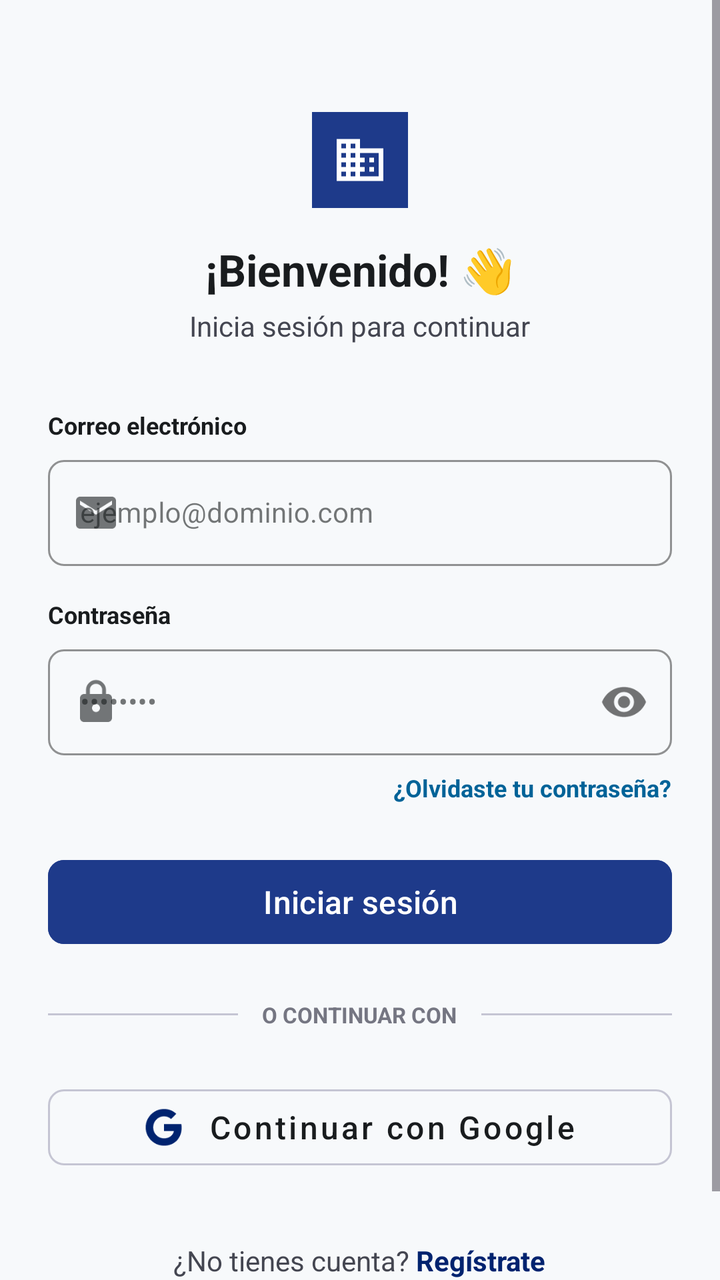
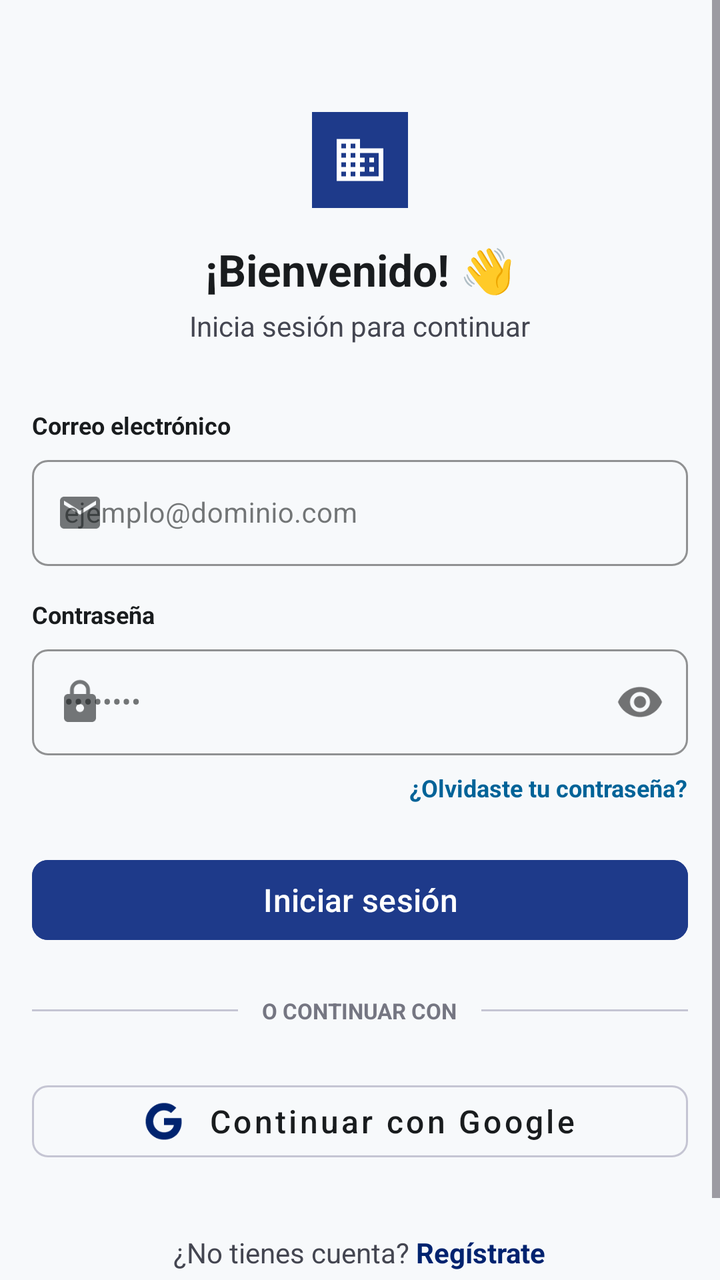

Compare the two renders of this Android layout. The source of the first and the diff that turns it into the second are given below.
<!-- AndroidManifest.xml: application theme Theme.MaquetaGestia -->
<!-- res/layout/activity_frm_login.xml -->
<?xml version="1.0" encoding="utf-8"?>
<ScrollView xmlns:android="http://schemas.android.com/apk/res/android"
    xmlns:app="http://schemas.android.com/apk/res-auto"
    xmlns:tools="http://schemas.android.com/tools"
    android:id="@+id/main"
    android:layout_width="match_parent"
    android:layout_height="match_parent"
    android:background="@color/background"
    android:fillViewport="true"
    tools:context=".vista.frm_login">

  <LinearLayout
      android:layout_width="match_parent"
      android:layout_height="wrap_content"
      android:gravity="center_horizontal"
      android:orientation="vertical"
      android:padding="24dp">

    
    <LinearLayout
        android:layout_width="48dp"
        android:layout_height="48dp"
        android:layout_marginTop="32dp"
        android:background="@color/primary_container"
        android:gravity="center">

      <ImageView
          android:layout_width="28dp"
          android:layout_height="28dp"
          android:contentDescription="Icono Dominio"
          android:src="@drawable/ic_domain"
          app:tint="@color/on_primary" />
    </LinearLayout>

    <TextView
        android:layout_width="wrap_content"
        android:layout_height="wrap_content"
        android:layout_marginTop="16dp"
        android:text="¡Bienvenido! 👋"
        android:textColor="@color/on_surface"
        android:textSize="22sp"
        android:textStyle="bold" />

    <TextView
        android:layout_width="wrap_content"
        android:layout_height="wrap_content"
        android:layout_marginTop="4dp"
        android:text="Inicia sesión para continuar"
        android:textColor="@color/on_surface_variant"
        android:textSize="14sp" />

    
    <LinearLayout
        android:layout_width="match_parent"
        android:layout_height="wrap_content"
        android:layout_marginTop="32dp"
        android:orientation="vertical">

      
      <TextView
          android:layout_width="wrap_content"
          android:layout_height="wrap_content"
          android:layout_marginBottom="4dp"
          android:text="Correo electrónico"
          android:textColor="@color/on_surface"
          android:textSize="12sp"
          android:textStyle="bold" />

      <com.google.android.material.textfield.TextInputLayout
          android:id="@+id/tilEmail"
          style="@style/Widget.MaterialComponents.TextInputLayout.OutlinedBox"
          android:layout_width="match_parent"
          android:layout_height="wrap_content"
          app:boxCornerRadiusBottomEnd="8dp"
          app:boxCornerRadiusBottomStart="8dp"
          app:boxCornerRadiusTopEnd="8dp"
          app:boxCornerRadiusTopStart="8dp"
          app:boxStrokeColor="@color/primary"
          app:startIconDrawable="@drawable/ic_mail">

        <com.google.android.material.textfield.TextInputEditText
            android:id="@+id/txtEmail"
            android:layout_width="match_parent"
            android:layout_height="wrap_content"
            android:hint="ejemplo@dominio.com"
            android:inputType="textEmailAddress"
            android:textColor="@color/on_surface"
            android:textSize="14sp" />
      </com.google.android.material.textfield.TextInputLayout>

      
      <TextView
          android:layout_width="wrap_content"
          android:layout_height="wrap_content"
          android:layout_marginTop="16dp"
          android:layout_marginBottom="4dp"
          android:text="Contraseña"
          android:textColor="@color/on_surface"
          android:textSize="12sp"
          android:textStyle="bold" />

      <com.google.android.material.textfield.TextInputLayout
          android:id="@+id/tilPassword"
          style="@style/Widget.MaterialComponents.TextInputLayout.OutlinedBox"
          android:layout_width="match_parent"
          android:layout_height="wrap_content"
          app:boxCornerRadiusBottomEnd="8dp"
          app:boxCornerRadiusBottomStart="8dp"
          app:boxCornerRadiusTopEnd="8dp"
          app:boxCornerRadiusTopStart="8dp"
          app:boxStrokeColor="@color/primary"
          app:passwordToggleEnabled="true"
          app:startIconDrawable="@drawable/ic_lock">

        <com.google.android.material.textfield.TextInputEditText
            android:id="@+id/txtContrasena"
            android:layout_width="match_parent"
            android:layout_height="wrap_content"
            android:hint="••••••••"
            android:inputType="textPassword"
            android:textColor="@color/on_surface"
            android:textSize="14sp" />
      </com.google.android.material.textfield.TextInputLayout>

      
      <TextView
          android:id="@+id/tvForgotPassword"
          android:layout_width="wrap_content"
          android:layout_height="wrap_content"
          android:layout_gravity="end"
          android:layout_marginTop="8dp"
          android:onClick="recuperarContrasena"
          android:text="¿Olvidaste tu contraseña?"
          android:textColor="@color/secondary"
          android:textSize="12sp"
          android:textStyle="bold" />

      
      <com.google.android.material.button.MaterialButton
          android:id="@+id/btnLogin"
          android:layout_width="match_parent"
          android:layout_height="50dp"
          android:layout_marginTop="24dp"
          android:backgroundTint="@color/primary_container"
          android:onClick="iniciarSesion"
          android:text="Iniciar sesión"
          android:textAllCaps="false"
          android:textColor="@color/on_primary"
          android:textSize="16sp"
          app:cornerRadius="8dp" />

    </LinearLayout>

    <LinearLayout
        android:layout_width="match_parent"
        android:layout_height="wrap_content"
        android:layout_marginTop="24dp"
        android:gravity="center_vertical"
        android:orientation="horizontal">

      <View
          android:layout_width="0dp"
          android:layout_height="1dp"
          android:layout_weight="1"
          android:background="@color/outline_variant" />

      <TextView
          android:layout_width="wrap_content"
          android:layout_height="wrap_content"
          android:layout_marginStart="12dp"
          android:layout_marginEnd="12dp"
          android:text="O CONTINUAR CON"
          android:textColor="@color/outline"
          android:textSize="11sp"
          android:textStyle="bold" />

      <View
          android:layout_width="0dp"
          android:layout_height="1dp"
          android:layout_weight="1"
          android:background="@color/outline_variant" />
    </LinearLayout>

    
    <com.google.android.material.button.MaterialButton
        android:id="@+id/btnGoogle"
        style="@style/Widget.MaterialComponents.Button.OutlinedButton"
        android:layout_width="match_parent"
        android:layout_height="50dp"
        android:layout_marginTop="24dp"
        android:onClick="iniciarConGoogle"
        android:text="Continuar con Google"
        android:textAllCaps="false"
        android:textColor="@color/on_surface"
        android:textSize="16sp"
        app:cornerRadius="8dp"
        app:icon="@drawable/ic_google"
        app:iconGravity="textStart"
        app:iconPadding="12dp"
        app:iconSize="20dp"
        app:strokeColor="@color/outline_variant" />

    
    <LinearLayout
        android:layout_width="wrap_content"
        android:layout_height="wrap_content"
        android:layout_marginTop="32dp"
        android:layout_marginBottom="24dp"
        android:orientation="horizontal">

      <TextView
          android:layout_width="wrap_content"
          android:layout_height="wrap_content"
          android:text="¿No tienes cuenta? "
          android:textColor="@color/on_surface_variant"
          android:textSize="14sp" />

      <TextView
          android:id="@+id/tvRegister"
          android:layout_width="wrap_content"
          android:layout_height="wrap_content"
          android:onClick="Registro"
          android:text="Regístrate"
          android:textColor="@color/primary"
          android:textSize="14sp"
          android:textStyle="bold" />
    </LinearLayout>

  </LinearLayout>
</ScrollView>
<!-- resources referenced by this layout -->
<resources>
  <color name="background">#F7F9FB</color>
  <color name="on_primary">#FFFFFF</color>
  <color name="on_surface">#191C1E</color>
  <color name="on_surface_variant">#444651</color>
  <color name="outline">#757682</color>
  <color name="outline_variant">#C5C5D3</color>
  <color name="primary">#00236F</color>
  <color name="primary_container">#1E3A8A</color>
  <color name="secondary">#006398</color>
  <!-- drawable ic_domain (drawable) -->
  <vector xmlns:android="http://schemas.android.com/apk/res/android"
      android:width="24dp"
      android:height="24dp"
      android:viewportWidth="24"
      android:viewportHeight="24">
      <path
          android:fillColor="@color/on_primary"
          android:pathData="M12,7V3H2v18h20V7H12zM6,19H4v-2h2V19zM6,15H4v-2h2V15zM6,11H4V9h2V11zM6,7H4V5h2V7zM10,19H8v-2h2V19zM10,15H8v-2h2V15zM10,11H8V9h2V11zM10,7H8V5h2V7zM20,19h-8v-2h2v-2h-2v-2h2v-2h-2V9h8V19zM18,11h-2v2h2V11zM18,15h-2v2h2V15z"/>
  </vector>
  <!-- drawable ic_google (drawable) -->
  <vector xmlns:android="http://schemas.android.com/apk/res/android"
      android:width="24dp"
      android:height="24dp"
      android:viewportWidth="24"
      android:viewportHeight="24">
      <path
          android:fillColor="#4285F4"
          android:pathData="M22.56,12.25c0,-0.78 -0.07,-1.53 -0.2,-2.25H12v4.26h5.92c-0.26,1.37 -1.04,2.53 -2.21,3.31v2.77h3.57c2.08,-1.92 3.28,-4.74 3.28,-8.09z"/>
      <path
          android:fillColor="#34A853"
          android:pathData="M12,23c2.97,0 5.46,-0.98 7.28,-2.66l-3.57,-2.77c-0.98,0.66 -2.23,1.06 -3.71,1.06 -2.86,0 -5.29,-1.93 -6.16,-4.53H2.18v2.84C3.99,20.53 7.7,23 12,23z"/>
      <path
          android:fillColor="#FBBC05"
          android:pathData="M5.84,14.09c-0.22,-0.66 -0.35,-1.36 -0.35,-2.09s0.13,-1.43 0.35,-2.09V7.07H2.18C1.43,8.55 1,10.22 1,12s0.43,3.45 1.18,4.93l2.85,-2.22 0.81,-0.62z"/>
      <path
          android:fillColor="#EA4335"
          android:pathData="M12,5.38c1.62,0 3.06,0.56 4.21,1.64l3.15,-3.15C17.45,2.09 14.97,1 12,1 7.7,1 3.99,3.47 2.18,7.07l3.66,2.84c0.87,-2.6 3.3,-4.53 6.16,-4.53z"/>
  </vector>
  <!-- drawable ic_lock (drawable) -->
  <vector xmlns:android="http://schemas.android.com/apk/res/android"
      android:width="24dp"
      android:height="24dp"
      android:viewportWidth="24"
      android:viewportHeight="24">
      <path
          android:fillColor="@color/outline"
          android:pathData="M18,8h-1V6c0,-2.76 -2.24,-5 -5,-5S7,3.24 7,6v2H6c-1.1,0 -2,0.9 -2,2v10c0,1.1 0.9,2 2,2h12c1.1,0 2,-0.9 2,-2V10C20,8.9 19.1,8 18,8zM12,17c-1.1,0 -2,-0.9 -2,-2s0.9,-2 2,-2 2,0.9 2,2 -0.9,2 -2,2zM15.1,8H8.9V6c0,-1.71 1.39,-3.1 3.1,-3.1 1.71,0 3.1,1.39 3.1,3.1v2z"/>
  </vector>
  <!-- drawable ic_mail (drawable) -->
  <vector xmlns:android="http://schemas.android.com/apk/res/android"
      android:width="24dp"
      android:height="24dp"
      android:viewportWidth="24"
      android:viewportHeight="24">
      <path
          android:fillColor="@color/outline"
          android:pathData="M20,4H4C2.9,4 2,4.9 2,6v12c0,1.1 0.9,2 2,2h16c1.1,0 2,-0.9 2,-2V6C22,4.9 21.1,4 20,4zM20,8l-8,5L4,8V6l8,5 8,-5V8z"/>
  </vector>
  <style name="Theme.MaquetaGestia" parent="Base.Theme.MaquetaGestia" />
  <color name="on_primary_container">#90A8FF</color>
  <color name="on_secondary">#FFFFFF</color>
  <color name="secondary_container">#5BB8FE</color>
  <color name="surface">#F7F9FB</color>
  <color name="error">#BA1A1A</color>
  <color name="error_container">#FFDAD6</color>
  <color name="on_error">#FFFFFF</color>
  <!-- unchanged entries left out for length: 1 -->
</resources>

<!-- the commit's change to res/layout/activity_frm_login.xml (unified diff, before → after) -->
@@ -14,7 +14,8 @@
       android:layout_height="wrap_content"
       android:gravity="center_horizontal"
       android:orientation="vertical"
-      android:padding="24dp">
+      android:paddingHorizontal="16dp"
+      android:paddingVertical="24dp">
 
     
     <LinearLayout
@@ -139,9 +140,10 @@
       <com.google.android.material.button.MaterialButton
           android:id="@+id/btnLogin"
           android:layout_width="match_parent"
-          android:layout_height="50dp"
+          android:layout_height="wrap_content"
           android:layout_marginTop="24dp"
           android:backgroundTint="@color/primary_container"
+          android:minHeight="48dp"
           android:onClick="iniciarSesion"
           android:text="Iniciar sesión"
           android:textAllCaps="false"
@@ -186,8 +188,9 @@
         android:id="@+id/btnGoogle"
         style="@style/Widget.MaterialComponents.Button.OutlinedButton"
         android:layout_width="match_parent"
-        android:layout_height="50dp"
+        android:layout_height="wrap_content"
         android:layout_marginTop="24dp"
+        android:minHeight="48dp"
         android:onClick="iniciarConGoogle"
         android:text="Continuar con Google"
         android:textAllCaps="false"
